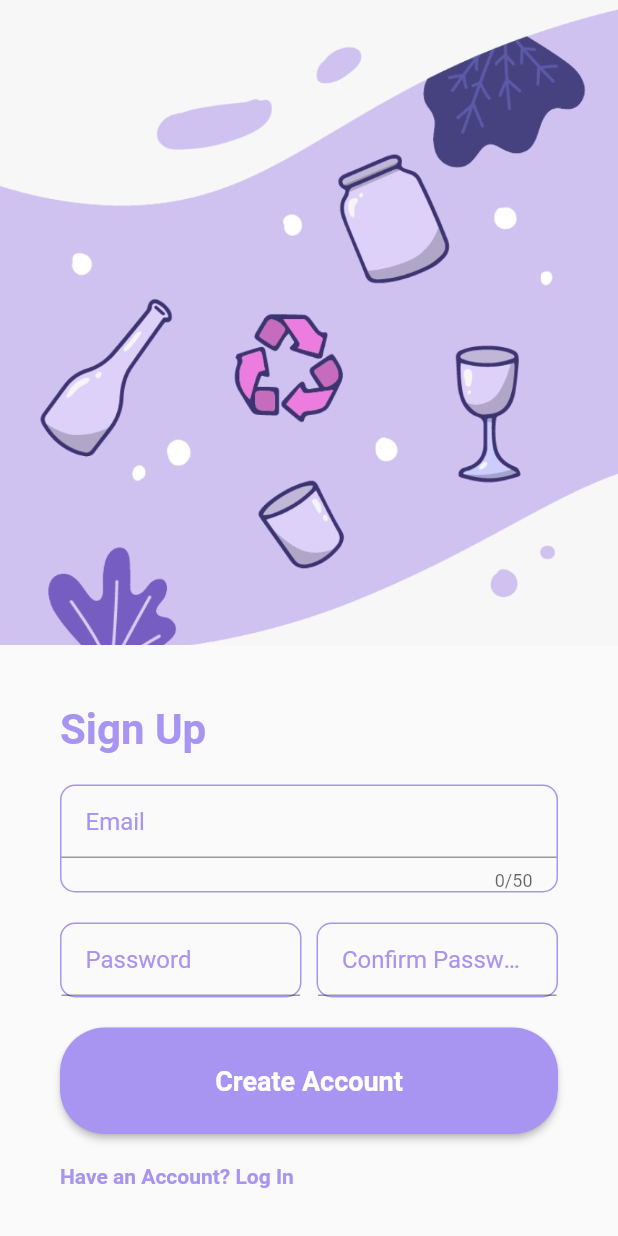
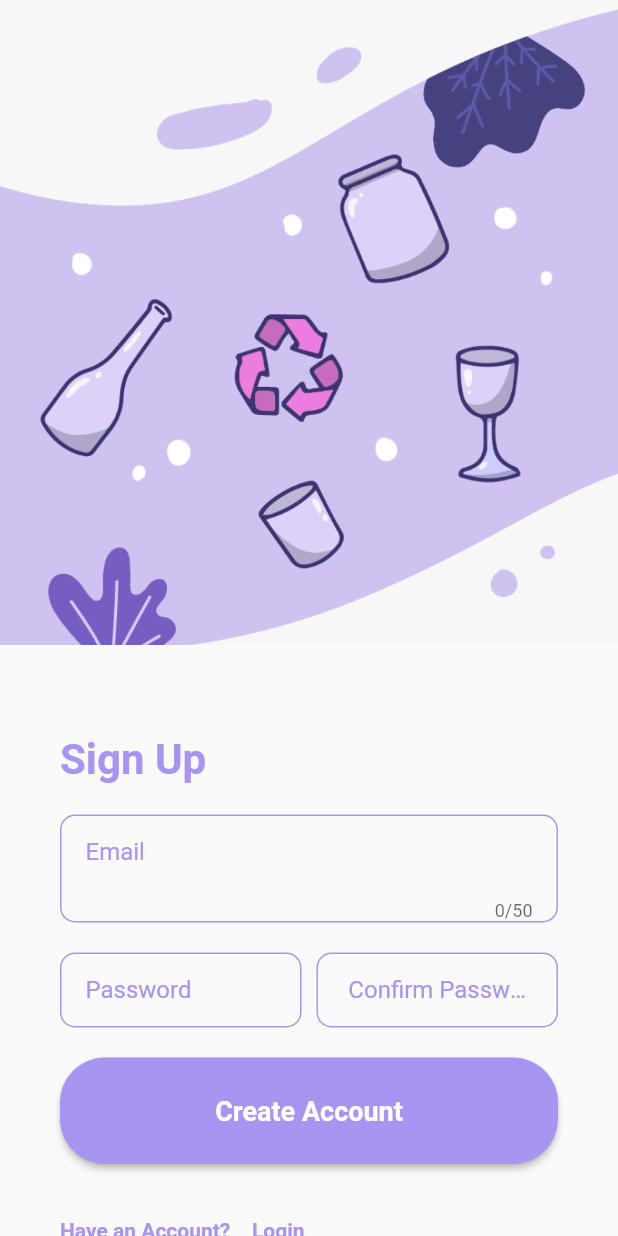
Before and after one commit to kamilakhtar015/Login-Signup-In-Dart, a Flutter app: the screen it shows after launch, on a phone screen of 412 x 824 dp. Run offline on Flutter 3.47's test engine with Material 2 defaults, Android fonts, the phone set to English and light mode, and no system bars.

Commit message:
commit 2

```diff
--- a/lib/signup.dart
+++ b/lib/signup.dart
@@ -1,4 +1,5 @@
 import 'package:flutter/material.dart';
+import 'package:login_signup/signin.dart';
 
 class MySignUp extends StatefulWidget {
   const MySignUp({super.key});
@@ -10,15 +11,21 @@ class MySignUp extends StatefulWidget {
 class _MySignUpState extends State<MySignUp> {
   @override
   Widget build(BuildContext context) {
+    final double screenWidth = MediaQuery.of(context).size.width;
+
     return Scaffold(
-      body: Column(
+      body: SingleChildScrollView(
+        child: Column(
           children: [
             Container(
               height: 430,
+              width: screenWidth,
               decoration: const BoxDecoration(
                   image: DecorationImage(
-                    image: AssetImage('assets/asset2.jpg'), fit: BoxFit.cover)),
+                      image: AssetImage('assets/asset2.jpg'),
+                      fit: BoxFit.cover)),
             ),
+            const SizedBox(height: 20),
             Padding(
               padding: const EdgeInsets.all(40),
               child: Column(
@@ -36,24 +43,26 @@ class _MySignUpState extends State<MySignUp> {
                   ),
                   const SizedBox(height: 20),
                   Container(
+                    // width: screenWidth * 0.8,
                     decoration: BoxDecoration(
                       border: Border.all(
                         color: const Color.fromARGB(255, 168, 148, 241),
                         width: 1,
                       ),
-                      borderRadius: BorderRadius.circular(10)),
+                      borderRadius: BorderRadius.circular(10),
+                    ),
                     child: const TextField(
                       keyboardType: TextInputType.emailAddress,
                       maxLength: 50,
                       decoration: InputDecoration(
                           labelText: 'Email',
-                      labelStyle:
-                          TextStyle(color: Color.fromARGB(255, 168, 148, 241)),
-                      hintText: 'Enter your email address',
-                      hintStyle:
-                          TextStyle(color: Color.fromARGB(255, 168, 148, 241)),
+                          labelStyle: TextStyle(
+                            color: Color.fromARGB(255, 168, 148, 241),
+                          ),
                           contentPadding: EdgeInsets.symmetric(horizontal: 16),
-                    ),
+                          // enabledBorder: InputBorder.none,
+                          border: InputBorder.none),
+                      textAlign: TextAlign.center,
                     ),
                   ),
                   const SizedBox(height: 20),
@@ -73,11 +82,12 @@ class _MySignUpState extends State<MySignUp> {
                                 labelText: 'Password',
                                 labelStyle: TextStyle(
                                     color: Color.fromARGB(255, 168, 148, 241)),
-                              hintText: 'Enter your password',
-                              hintStyle: TextStyle(
-                                  color: Color.fromARGB(255, 168, 148, 241)),
                                 contentPadding:
-                                  EdgeInsets.symmetric(horizontal: 16.0)),
+                                    EdgeInsets.symmetric(horizontal: 16.0),
+                                border: InputBorder.none,
+                              ),
+                              textAlign: TextAlign.center
+                              // border: InputBorder.none,
                               ),
                         ),
                       ),
@@ -98,11 +108,10 @@ class _MySignUpState extends State<MySignUp> {
                                 labelText: 'Confirm Password',
                                 labelStyle: TextStyle(
                                     color: Color.fromARGB(255, 168, 148, 241)),
-                              hintText: 'Confirm your password',
-                              hintStyle: TextStyle(
-                                  color: Color.fromARGB(255, 168, 148, 241)),
                                 contentPadding:
-                                  EdgeInsets.symmetric(horizontal: 16.0)),
+                                    EdgeInsets.symmetric(horizontal: 16.0),
+                                border: InputBorder.none),
+                            textAlign: TextAlign.center,
                           ),
                         ),
                       ),
@@ -132,15 +141,28 @@ class _MySignUpState extends State<MySignUp> {
                     ),
                   ),
                   const SizedBox(height: 20),
-                const Row(
+                  Row(
                     mainAxisAlignment: MainAxisAlignment.start,
                     children: [
-                    Text(
-                      "Have an Account? Log In",
+                      const Text(
+                        "Have an Account?",
                         style: TextStyle(
                             color: Color.fromARGB(255, 168, 148, 241),
                             fontWeight: FontWeight.bold),
                       ),
+                      TextButton(
+                          onPressed: () {
+                            Navigator.push(
+                                context,
+                                MaterialPageRoute(
+                                    builder: (context) => const MySignin()));
+                          },
+                          child: const Text(
+                            'Login',
+                            style: TextStyle(
+                                color: Color.fromARGB(255, 168, 148, 241),
+                                fontWeight: FontWeight.bold),
+                          ))
                     ],
                   ),
                 ],
@@ -148,6 +170,7 @@ class _MySignUpState extends State<MySignUp> {
             )
           ],
         ),
+      ),
     );
   }
 }
```
Also changed, not shown: lib/signin.dart (+27 -10 lines). Lines whose indentation alone changed are shown as unchanged.
